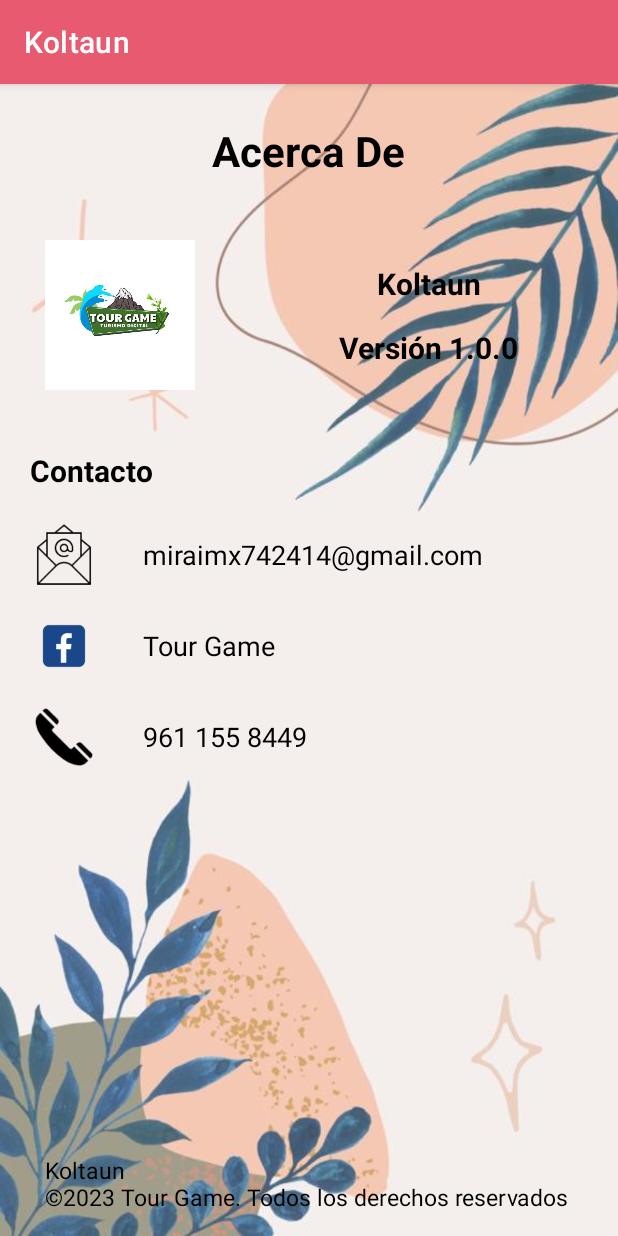
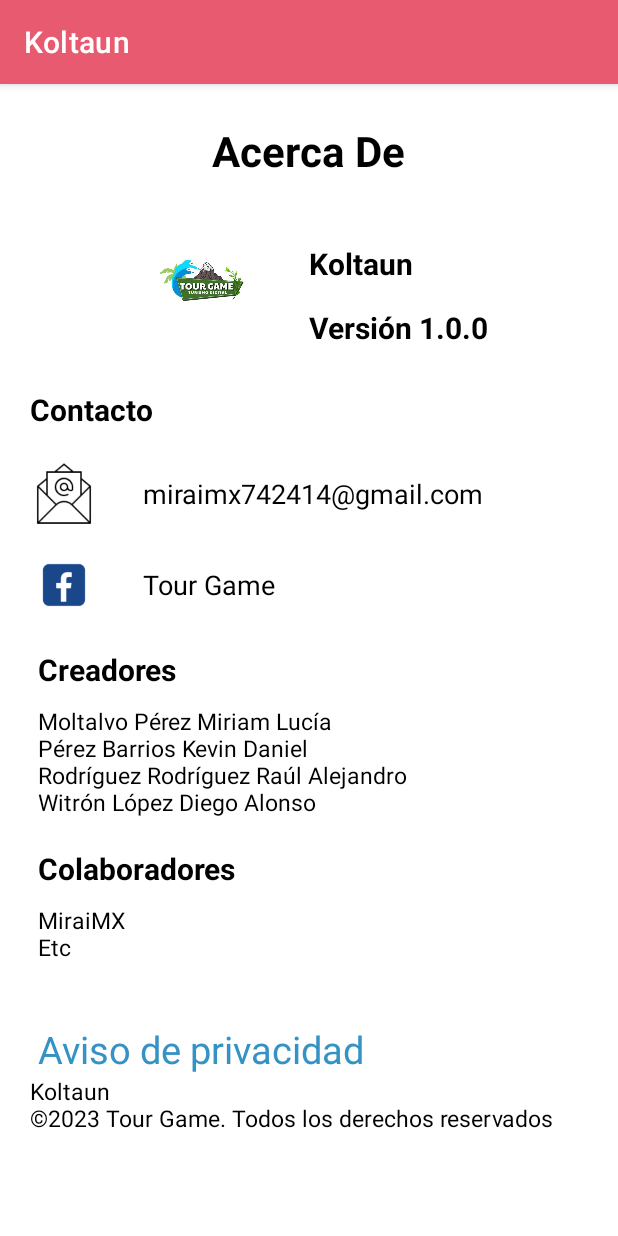
Before and after one commit to DiegoWitron234/koltaun, an Android app: the AcercaDe screen opened directly, with no data from a screen before it, on a phone screen of 412 x 824 dp. Run offline under Robolectric (Android 15) with nearby library versions, the phone set to English and light mode, and no system bars.

Commit message:
Versión casi terminada, falta agregar fotos y colaboradores en Acerca De

```diff
--- a/app/build.gradle
+++ b/app/build.gradle
@@ -11,8 +11,8 @@
         applicationId "aplicacion.principal"
         minSdk 21
         targetSdk 33
-        versionCode 2
-        versionName "1.1"
+        versionCode 3
+        versionName "1.0.1"
 
         testInstrumentationRunner "androidx.test.runner.AndroidJUnitRunner"
     }
--- a/app/src/main/java/aplicacion/principal/AcercaDe.kt
+++ b/app/src/main/java/aplicacion/principal/AcercaDe.kt
@@ -1,11 +1,27 @@
 package aplicacion.principal
 
+import android.content.Intent
+import android.net.Uri
 import androidx.appcompat.app.AppCompatActivity
 import android.os.Bundle
+import android.widget.TextView
 
 class AcercaDe : AppCompatActivity() {
+
+    private lateinit var txtAvisoPrivacidad: TextView
     override fun onCreate(savedInstanceState: Bundle?) {
         super.onCreate(savedInstanceState)
         setContentView(R.layout.activity_acerca_de)
+
+        txtAvisoPrivacidad = findViewById(R.id.txtAvisoPrivacidad)
+
+        txtAvisoPrivacidad.setOnClickListener {
+            openHyperlink("https://drive.google.com/file/d/1gvOjSH_-BYWvEoIGlE6eS6BLOy_tmnY8/view")
+        }
+    }
+
+    private fun openHyperlink(url: String) {
+        val intent = Intent(Intent.ACTION_VIEW, Uri.parse(url))
+        startActivity(intent)
     }
 }
--- a/app/src/main/res/layout/activity_acerca_de.xml
+++ b/app/src/main/res/layout/activity_acerca_de.xml
@@ -1,62 +1,70 @@
 <?xml version="1.0" encoding="utf-8"?>
-<LinearLayout xmlns:android="http://schemas.android.com/apk/res/android"
-    xmlns:app="http://schemas.android.com/apk/res-auto"
-    xmlns:tools="http://schemas.android.com/tools"
+<ScrollView xmlns:android="http://schemas.android.com/apk/res/android"
     android:layout_width="match_parent"
     android:layout_height="match_parent"
-    android:background="@drawable/fondo_diccionario"
-    android:orientation="vertical"
-    tools:context=".AcercaDe">
+    android:background="@color/white"
+    >
+
+    <LinearLayout
+        android:layout_width="match_parent"
+        android:layout_height="wrap_content"
+        android:orientation="vertical"
+        >
 
     <TextView
         android:layout_width="wrap_content"
         android:layout_height="wrap_content"
-        android:text="Acerca De"
-        android:layout_gravity="center"
+        android:text="@string/titleAcercaDe"
         android:textSize="28sp"
         android:textStyle="bold"
         android:textColor="@color/black"
-        android:layout_marginVertical="25dp"
-        />
+        android:layout_gravity="center"
+        android:layout_marginTop="25dp"
+        android:layout_marginBottom="20dp" />
 
     <LinearLayout
-        android:paddingTop="15dp"
         android:layout_width="match_parent"
-        android:layout_height="wrap_content">
+        android:layout_height="wrap_content"
+        android:orientation="horizontal"
+        android:gravity="center">
+
         <ImageView
             android:layout_width="100dp"
             android:layout_height="100dp"
-            android:background="@color/black"
             android:src="@drawable/logotourgame"
-            android:layout_marginHorizontal="30dp"
-            android:layout_marginBottom="20dp"
             android:scaleType="fitCenter"
-            android:contentDescription="Logo de la empresa" />
+            android:contentDescription="Logo de la empresa"
+            android:background="@color/white"
+            android:padding="10dp" />
+
         <LinearLayout
-            android:layout_width="match_parent"
+            android:layout_width="wrap_content"
             android:layout_height="wrap_content"
-            android:gravity="center"
-            android:orientation="vertical">
+            android:orientation="vertical"
+            android:layout_marginStart="20dp">
+
             <TextView
                 android:layout_width="wrap_content"
                 android:layout_height="wrap_content"
-                android:text="Koltaun"
+                android:text="@string/app_name"
                 android:textColor="@color/textColor"
-                android:layout_marginTop="15dp"
                 android:textStyle="bold"
                 android:textSize="20sp"
-                />
+                android:layout_marginTop="15dp" />
+
             <TextView
                 android:layout_width="wrap_content"
                 android:layout_height="wrap_content"
-                android:text="Versión 1.0.0"
+                android:text="@string/version"
                 android:textColor="@color/textColor"
+                android:textStyle="bold"
                 android:textSize="20sp"
-                android:textStyle="bold"
-                android:layout_marginTop="15dp"
-                />
+                android:layout_marginTop="15dp" />
         </LinearLayout>
     </LinearLayout>
+
+
+    <!-- ... Otros elementos ... -->
 
     <TextView
         android:layout_width="wrap_content"
@@ -82,7 +90,7 @@
         <TextView
             android:layout_width="wrap_content"
             android:layout_height="wrap_content"
-            android:text="miraimx742414@gmail.com"
+            android:text="@string/correoMirai"
             android:textSize="18sp"
             android:layout_gravity="center"
             android:layout_marginStart="30dp"
@@ -105,7 +113,7 @@
         <TextView
             android:layout_width="wrap_content"
             android:layout_height="wrap_content"
-            android:text="Tour Game"
+            android:text="@string/lblTourGame"
             android:textSize="18sp"
             android:layout_gravity="center"
             android:layout_marginStart="30dp"
@@ -113,43 +121,68 @@
             />
     </LinearLayout>
 
-
-
     <LinearLayout
         android:layout_width="match_parent"
-        android:layout_height="wrap_content"
-        android:layout_marginTop="15dp"
+        android:layout_height="0dp"
+        android:orientation="vertical"
+        android:layout_weight="1"
+        android:paddingStart="25dp"
+        android:paddingEnd="25dp"
         >
-        <ImageView
-            android:layout_width="45dp"
-            android:layout_height="45dp"
-            android:src="@drawable/telefono"
-            android:layout_marginStart="20dp"
-            />
-
+        <TextView
+            android:layout_width="match_parent"
+            android:layout_height="wrap_content"
+            android:text="@string/lblCreadores"
+            android:textColor="@color/black"
+            android:textStyle="bold"
+            android:textSize="20sp"
+            android:layout_marginTop="20dp" />
         <TextView
             android:layout_width="wrap_content"
             android:layout_height="wrap_content"
-            android:text="961 155 8449"
-            android:textSize="18sp"
-            android:layout_gravity="center"
-            android:layout_marginStart="30dp"
-            android:textColor="@color/textColor"
+            android:text="@string/nombrescreadores"
+            android:textSize="15sp"
+            android:textColor="@color/black"
+            android:layout_marginTop="10dp"
             />
+        <TextView
+            android:layout_width="match_parent"
+            android:layout_height="wrap_content"
+            android:text="@string/lblColaboradores"
+            android:textColor="@color/black"
+            android:textStyle="bold"
+            android:textSize="20sp"
+            android:layout_marginTop="20dp" />
+        <TextView
+            android:layout_width="wrap_content"
+            android:layout_height="wrap_content"
+            android:text="@string/nombrescolaboradores"
+            android:textSize="15sp"
+            android:textColor="@color/black"
+            android:layout_marginTop="10dp"
+            />
+
     </LinearLayout>
+    <TextView
+        android:id="@+id/txtAvisoPrivacidad"
+        android:layout_width="match_parent"
+        android:layout_height="wrap_content"
+        android:text="@string/lblAvisoPrivacidad"
+        android:textColor="@color/hipervinculos"
+        android:textSize="25sp"
+        android:paddingStart="25dp"
+        android:paddingEnd="25dp"
+        android:layout_marginTop="40dp" />
 
     <TextView
         android:layout_width="match_parent"
-        android:layout_height="match_parent"
+        android:layout_height="wrap_content"
+        android:text="@string/lblDerechosReservados"
+        android:textColor="@color/textColor"
+        android:textSize="15sp"
         android:layout_marginStart="20dp"
-        android:layout_marginTop="40dp"
-        android:textSize="15sp"
-        android:layout_gravity="center"
         android:gravity="bottom"
-        android:paddingBottom="5dp"
-        android:layout_marginBottom="10dp"
-        android:textColor="@color/textColor"
-        android:text="Koltaun\n©2023 Tour Game. Todos los derechos reservados"
-        />
+        android:paddingBottom="10dp" />
+    </LinearLayout>
 
-</LinearLayout>
+</ScrollView>
--- a/app/src/main/res/layout/activity_login.xml
+++ b/app/src/main/res/layout/activity_login.xml
@@ -67,7 +67,7 @@
         android:id="@+id/textRegistrar"
         android:layout_width="wrap_content"
         android:layout_height="wrap_content"
-        android:textColor="#3592c4"
+        android:textColor="@color/hipervinculos"
         android:text="¿No tienes cuenta? Regístrate"
         android:layout_gravity="center"
         android:textSize="20dp"/>
--- a/app/src/main/res/values/colors.xml
+++ b/app/src/main/res/values/colors.xml
@@ -13,4 +13,5 @@
     <color name="textColor">#000000</color>
     <color name="verde">#67DD12</color>
     <color name="rojo">#FF0000</color>
+    <color name="hipervinculos">#3592c4</color>
 </resources>
--- a/app/src/main/res/values/strings.xml
+++ b/app/src/main/res/values/strings.xml
@@ -22,6 +22,17 @@
     <string name="descripcion_numeros">Números en español y tzotzil.</string>
     <string name="descripcion_verbos">Verbos en español y tzotzil.</string>
     <string name="descripcion_saludos">Saludos y frases en español y tzotzil.</string>
+
+    <string name="nombrescreadores">Moltalvo Pérez Miriam Lucía\nPérez Barrios Kevin Daniel\nRodríguez Rodríguez Raúl Alejandro\nWitrón López Diego Alonso</string>
+    <string name="lblColaboradores">Colaboradores</string>
+    <string name="lblCreadores">Creadores</string>
+    <string name="lblTourGame">Tour Game</string>
+    <string name="lblAvisoPrivacidad">Aviso de privacidad</string>
+    <string name="lblDerechosReservados">Koltaun\n©2023 Tour Game. Todos los derechos reservados</string>
+    <string name="correoMirai">miraimx742414@gmail.com</string>
+    <string name="version">Versión 1.0.0</string>
+    <string name="titleAcercaDe">Acerca De</string>
+    <string name="nombrescolaboradores">MiraiMX\nEtc</string>
 
     <string-array name="lista_palabras">
         <item>hola|hun</item>
--- a/build.gradle
+++ b/build.gradle
@@ -1,7 +1,7 @@
 // Top-level build file where you can add configuration options common to all sub-projects/modules.
 plugins {
-    id 'com.android.application' version '8.1.0' apply false
-    id 'com.android.library' version '8.1.0' apply false
+    id 'com.android.application' version '8.1.1' apply false
+    id 'com.android.library' version '8.1.1' apply false
     id 'org.jetbrains.kotlin.android' version '1.8.20' apply false
     id 'com.google.gms.google-services' version '4.3.15' apply false
 }
```
